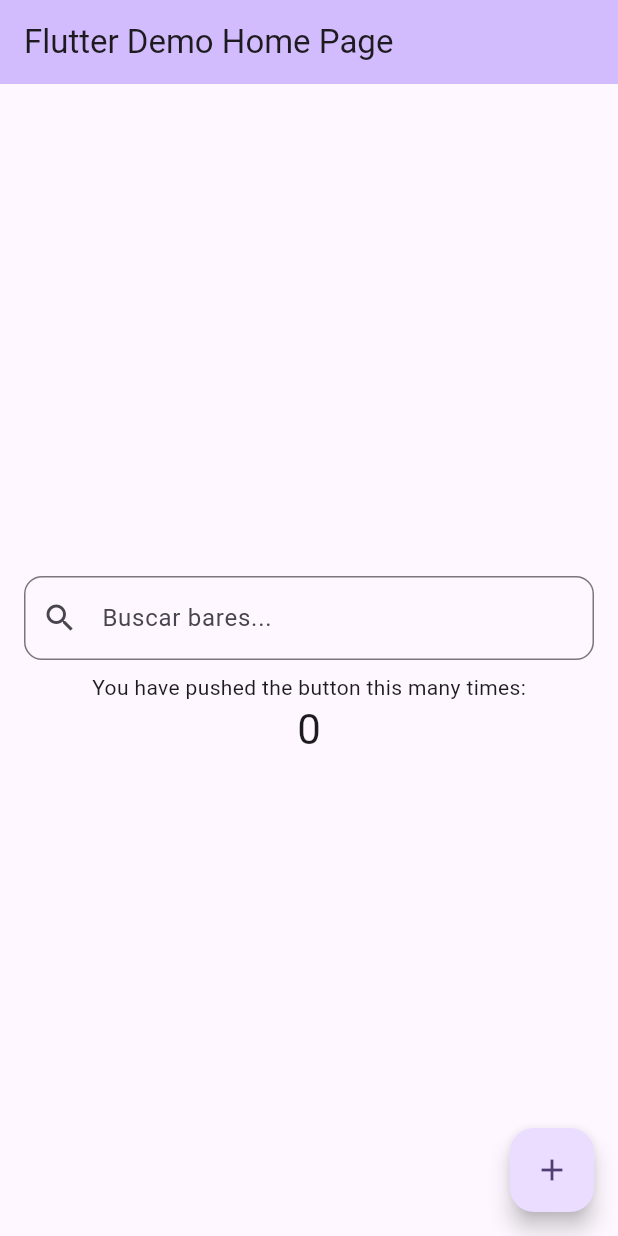
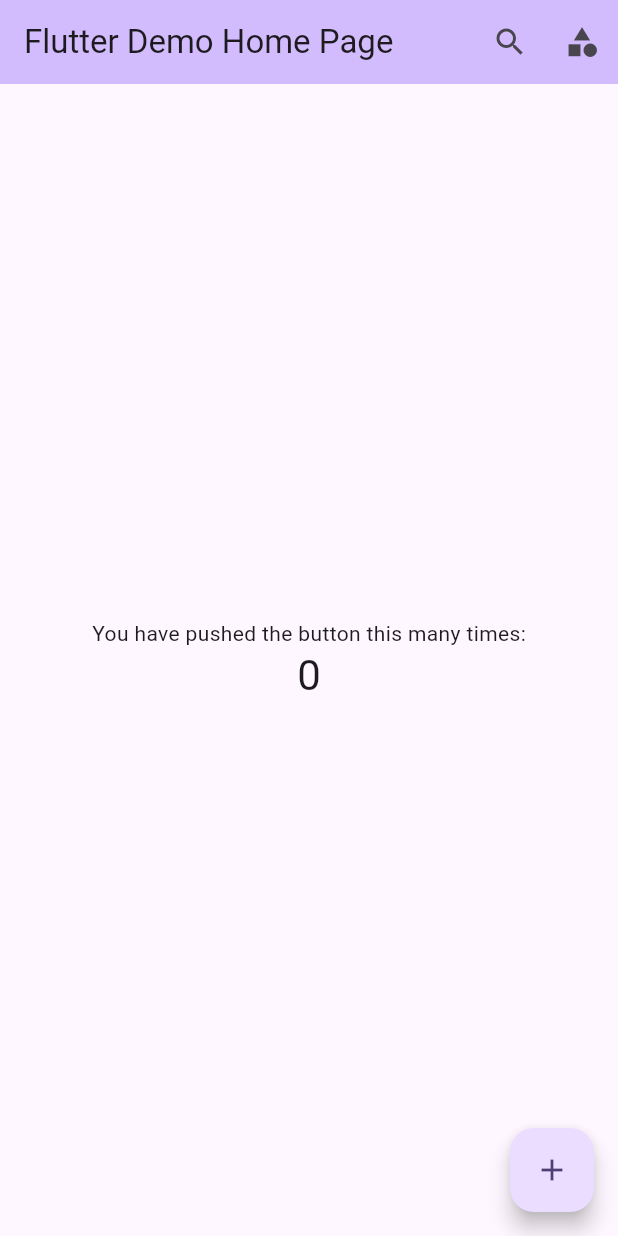
Before and after one commit to AndreSSS1022/Quiz1, a Flutter app: the screen it shows after launch, on a phone screen of 412 x 824 dp. Run offline on Flutter 3.47's test engine with Material 3 defaults, Android fonts, the phone set to English and light mode, and no system bars.

```diff
--- a/quiz1/lib/main.dart
+++ b/quiz1/lib/main.dart
@@ -53,69 +53,61 @@ class MyHomePage extends StatefulWidget {
   State<MyHomePage> createState() => _MyHomePageState();
 }
 
+
 class _MyHomePageState extends State<MyHomePage> {
   int _counter = 0;
+  bool _isSearching = false;
+  final TextEditingController _searchController = TextEditingController();
 
   void _incrementCounter() {
     setState(() {
-      // This call to setState tells the Flutter framework that something has
-      // changed in this State, which causes it to rerun the build method below
-      // so that the display can reflect the updated values. If we changed
-      // _counter without calling setState(), then the build method would not be
-      // called again, and so nothing would appear to happen.
       _counter++;
     });
   }
 
   @override
   Widget build(BuildContext context) {
-    // This method is rerun every time setState is called, for instance as done
-    // by the _incrementCounter method above.
-    //
-    // The Flutter framework has been optimized to make rerunning build methods
-    // fast, so that you can just rebuild anything that needs updating rather
-    // than having to individually change instances of widgets.
     return Scaffold(
       appBar: AppBar(
-        // TRY THIS: Try changing the color here to a specific color (to
-        // Colors.amber, perhaps?) and trigger a hot reload to see the AppBar
-        // change color while the other colors stay the same.
         backgroundColor: Theme.of(context).colorScheme.inversePrimary,
-        // Here we take the value from the MyHomePage object that was created by
-        // the App.build method, and use it to set our appbar title.
-        title: Text(widget.title),
+        title: _isSearching
+            ? TextField(
+                controller: _searchController,
+                autofocus: true,
+                decoration: InputDecoration(
+                  hintText: 'Buscar bares...',
+                  border: InputBorder.none,
+                ),
+                style: TextStyle(color: Colors.white, fontSize: 18),
+              )
+            : Text(widget.title),
+        actions: [
+          IconButton(
+            icon: Icon(_isSearching ? Icons.close : Icons.search),
+            tooltip: _isSearching ? 'Cerrar buscador' : 'Buscar',
+            onPressed: () {
+              setState(() {
+                _isSearching = !_isSearching;
+                if (!_isSearching) _searchController.clear();
+              });
+            },
+          ),
+          IconButton(
+            icon: Icon(Icons.category),
+            tooltip: 'Categorías',
+            onPressed: () {
+              ScaffoldMessenger.of(context).showSnackBar(
+                SnackBar(content: Text('Botón de categorías presionado')),
+              );
+            },
+          ),
+        ],
       ),
       body: Center(
-        // Center is a layout widget. It takes a single child and positions it
-        // in the middle of the parent.
         child: Column(
-          // Column is also a layout widget. It takes a list of children and
-          // arranges them vertically. By default, it sizes itself to fit its
-          // children horizontally, and tries to be as tall as its parent.
-          //
-          // Column has various properties to control how it sizes itself and
-          // how it positions its children. Here we use mainAxisAlignment to
-          // center the children vertically; the main axis here is the vertical
-          // axis because Columns are vertical (the cross axis would be
-          // horizontal).
-          //
-          // TRY THIS: Invoke "debug painting" (choose the "Toggle Debug Paint"
-          // action in the IDE, or press "p" in the console), to see the
-          // wireframe for each widget.
           mainAxisAlignment: MainAxisAlignment.center,
           children: <Widget>[
-            Padding(
-              padding: const EdgeInsets.symmetric(horizontal: 16.0, vertical: 8.0),
-              child: TextField(
-                decoration: InputDecoration(
-                  hintText: 'Buscar bares...',
-                  prefixIcon: Icon(Icons.search),
-                  border: OutlineInputBorder(
-                    borderRadius: BorderRadius.circular(12),
-                  ),
-                ),
-              ),
-            ),
+            // Puedes eliminar el buscador de aquí si ya no lo quieres en el body
             const Text('You have pushed the button this many times:'),
             Text(
               '$_counter',
@@ -128,7 +120,7 @@ class _MyHomePageState extends State<MyHomePage> {
         onPressed: _incrementCounter,
         tooltip: 'Increment',
         child: const Icon(Icons.add),
-      ), // This trailing comma makes auto-formatting nicer for build methods.
+      ),
     );
   }
 }
```
